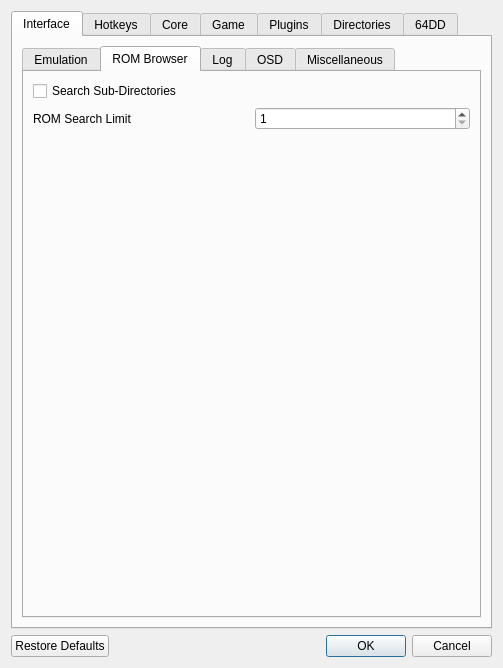
Before: the Qt Designer form Source/RMG/UserInterface/Dialog/SettingsDialog.ui in Rosalie241/RMG, drawn with Qt 5.
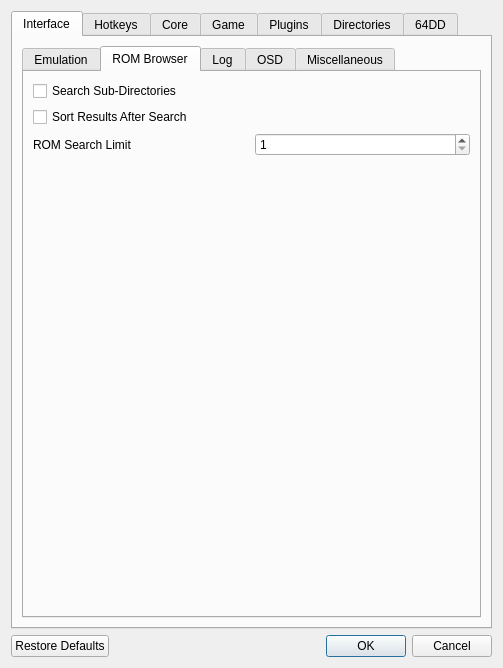
After: the same form once the commit is applied. The open tabs and pages were chosen to show the change. Icons and pictures are not drawn. Custom widgets are drawn as their Qt base class.

Commit message: RMG: use RomBrowser_SortAfterSearch setting

The edit to the form file:
```diff
--- a/Source/RMG/UserInterface/Dialog/SettingsDialog.ui
+++ b/Source/RMG/UserInterface/Dialog/SettingsDialog.ui
@@ -184,6 +184,13 @@
                  </property>
                 </widget>
                </item>
+               <item>
+                <widget class="QCheckBox" name="sortRomBrowserResultsCheckBox">
+                 <property name="text">
+                  <string>Sort Results After Search</string>
+                 </property>
+                </widget>
+               </item>
                <item>
                 <layout class="QHBoxLayout" name="horizontalLayout_3">
                  <item>
```
The commit also changes 3 other files.
